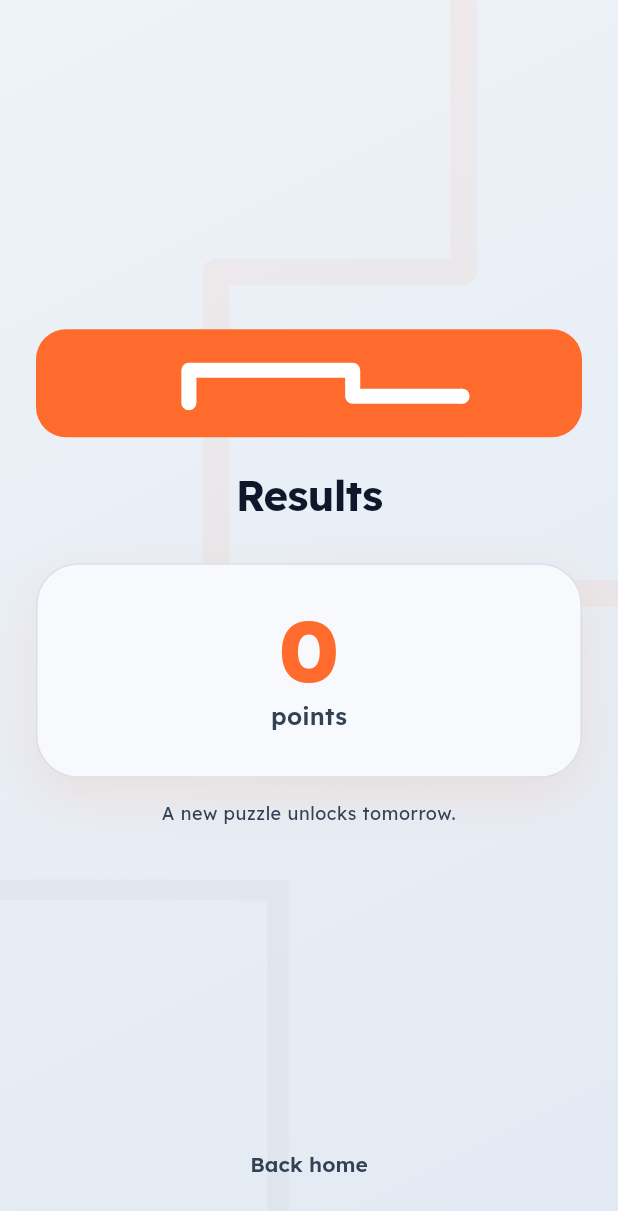
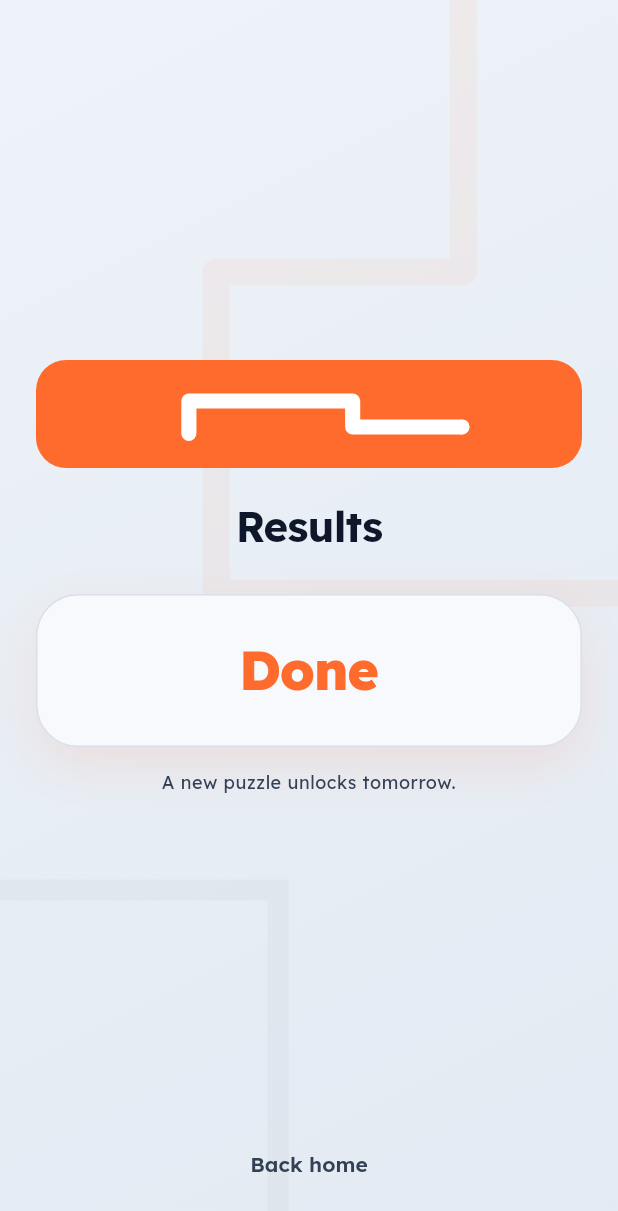
Before and after one commit to MuhammedFaseenCM/brain_zip, a Flutter app: the ResultsScreen screen opened by its route, on a phone screen of 412 x 824 dp. Shown: the top 1211 px of the screen. Run offline on Flutter 3.47's test engine with Material 3 defaults, Android fonts, the phone set to English and light mode, and no system bars; drawn by our look-alikes of flutter_animate; our stand-ins replace cloud_firestore, firebase_core, flutter_riverpod, go_router, google_fonts, shared_preferences; missing offline and left inert: flame; accounts and stored records are empty.

Commit message:
Simplify Zip play UI and calm board chrome.
Restore cell grid lines, drop next/last highlights, and keep time for the results screen only.

Co-authored-by: Cursor <cursoragent@cursor.com>

```diff
--- a/lib/features/results/results_screen.dart
+++ b/lib/features/results/results_screen.dart
@@ -14,7 +14,6 @@ class ResultsScreen extends StatelessWidget {
   Widget build(BuildContext context) {
     final title = data['title'] as String? ?? 'Results';
     final subtitle = data['subtitle'] as String? ?? '';
-    final points = data['points'] as int? ?? 0;
     final time = data['timeSeconds'] as int?;
     final improved = data['improved'] as bool? ?? false;
     final replayDaily = data['replayDaily'] as bool? ?? false;
@@ -71,8 +70,9 @@ class ResultsScreen extends StatelessWidget {
                   ),
                   child: Column(
                     children: [
+                      if (time != null) ...[
                         Text(
-                        '$points',
+                          _formatTime(time),
                           style: Theme.of(context).textTheme.displayLarge?.copyWith(
                                 color: ZipColors.ember,
                                 height: 1,
@@ -80,29 +80,18 @@ class ResultsScreen extends StatelessWidget {
                         ),
                         const SizedBox(height: 4),
                         Text(
-                        'points',
+                          'time',
                           style: Theme.of(context).textTheme.titleMedium?.copyWith(
                                 color: ZipColors.inkSoft,
                               ),
                         ),
-                      if (time != null) ...[
-                        const SizedBox(height: 14),
-                        Row(
-                          mainAxisAlignment: MainAxisAlignment.center,
-                          children: [
-                            const Icon(
-                              Icons.schedule_rounded,
-                              size: 18,
-                              color: ZipColors.inkSoft,
+                      ] else
+                        Text(
+                          'Done',
+                          style: Theme.of(context).textTheme.displaySmall?.copyWith(
+                                color: ZipColors.ember,
                               ),
-                            const SizedBox(width: 6),
-                            Text(
-                              _formatTime(time),
-                              style: Theme.of(context).textTheme.titleMedium,
                         ),
-                          ],
-                        ),
-                      ],
                       if (improved) ...[
                         const SizedBox(height: 16),
                         Container(
```
Also changed, not shown: lib/features/home/home_screen.dart (+9 -4 lines), lib/features/zip/game/zip_game.dart (+32 -101 lines), lib/features/zip/zip_screen.dart (+1 -64 lines). Lines whose indentation alone changed are shown as unchanged.
